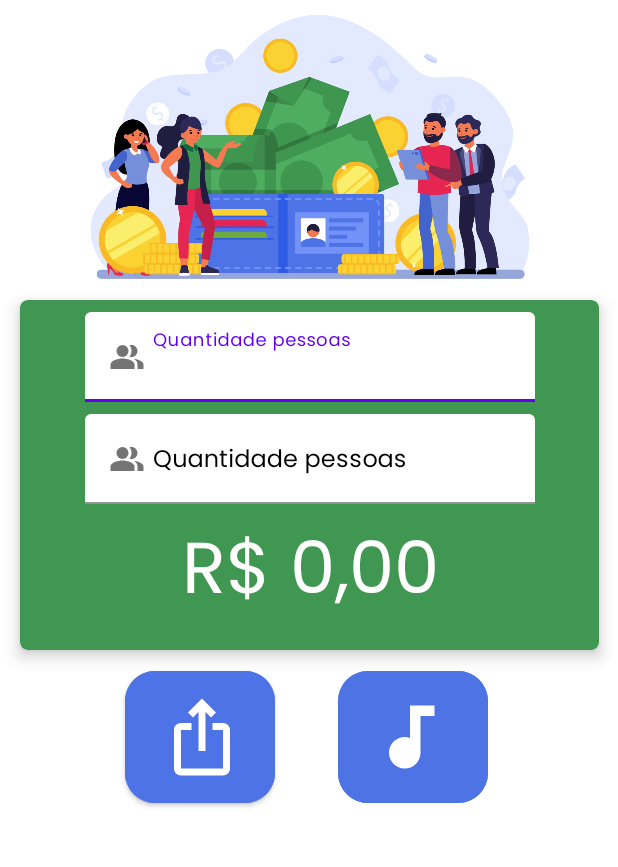
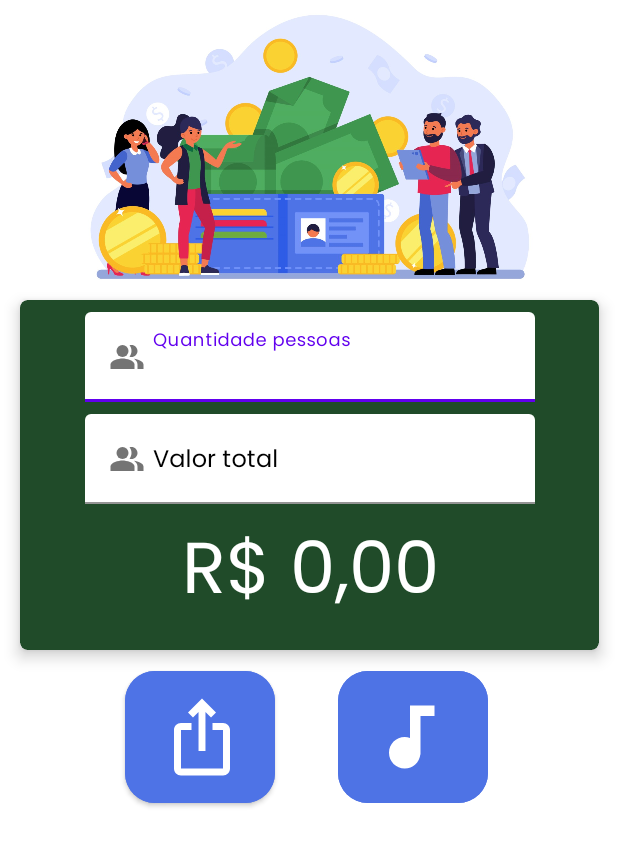
Before and after one commit to Vandzu/VamosRachar, an Android app: the screen it shows after launch (MainActivity), on a phone screen of 412 x 824 dp, the part 90-957 px from its top. Run offline under Robolectric (Android 15) with nearby library versions, the phone set to English and light mode, and no system bars.

Commit message:
Ajuste EditText hint

```diff
--- a/app/src/main/res/layout/activity_main.xml
+++ b/app/src/main/res/layout/activity_main.xml
@@ -39,7 +39,7 @@
         android:id="@+id/cardView"
         android:layout_width="wrap_content"
         android:layout_height="wrap_content"
-        android:backgroundTint="#409751"
+        android:backgroundTint="#204B29"
         android:minWidth="386dp"
         app:cardCornerRadius="5dp"
         app:cardElevation="6dp"
@@ -103,7 +103,7 @@
                     android:drawablePadding="5dp"
                     android:fontFamily="@font/poppins"
                     android:gravity="center_vertical"
-                    android:hint="Quantidade pessoas"
+                    android:hint="Valor total"
                     android:inputType="number"
                     android:minWidth="300dp"
                     android:minHeight="60dp"
```
